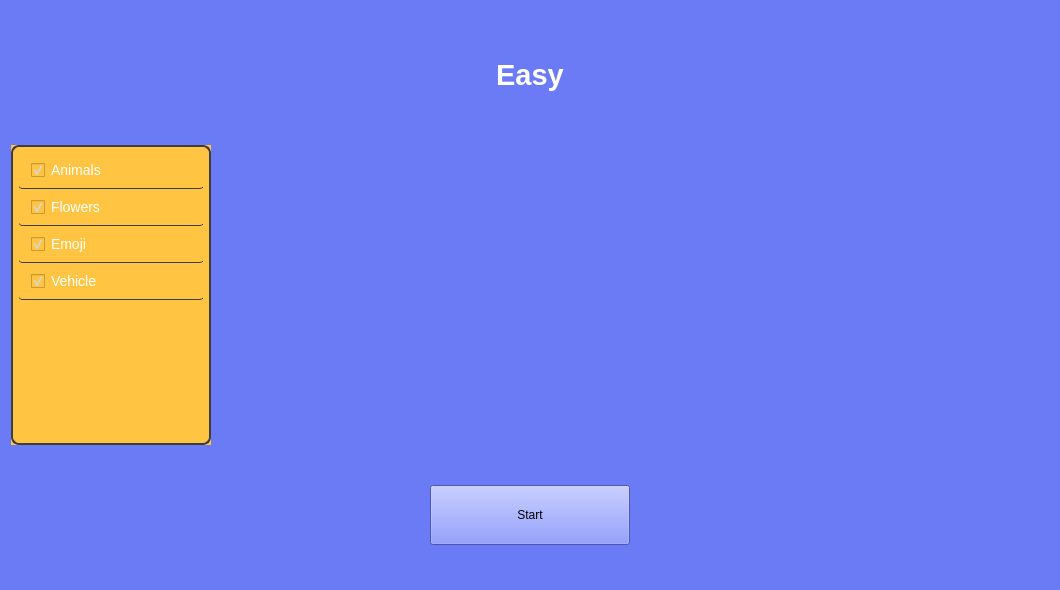
Qt form ui/startingScene.ui (alfphy/drawing_game) before a commit.
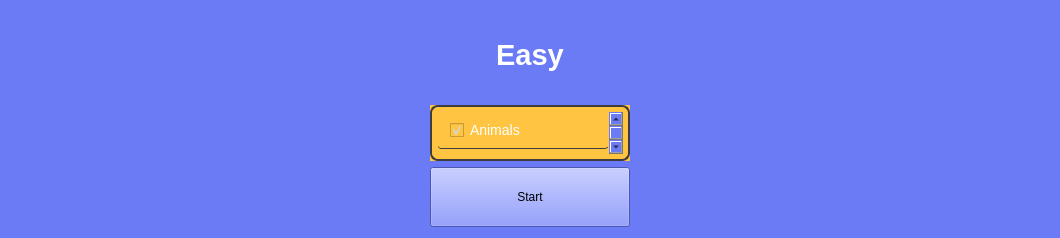
The same form after that commit. Icons and pictures are not drawn.

Diff of the .ui file:
```diff
--- a/ui/startingScene.ui
+++ b/ui/startingScene.ui
@@ -7,7 +7,7 @@
     <x>0</x>
     <y>0</y>
     <width>1060</width>
-    <height>590</height>
+    <height>238</height>
    </rect>
   </property>
   <property name="windowTitle">
@@ -25,7 +25,7 @@
   </property>
   <layout class="QVBoxLayout" name="verticalLayout">
    <item>
-    <widget class="QFrame" name="">
+    <widget class="QFrame" name="frame">
      <property name="styleSheet">
       <string notr="true">background-color: rgb(107, 122, 245);</string>
      </property>
@@ -71,7 +71,7 @@
    <item>
     <layout class="QHBoxLayout" name="horizontalLayout_2"/>
    </item>
-   <item>
+   <item alignment="Qt::AlignHCenter">
     <widget class="QListWidget" name="listwidget_categories">
      <property name="minimumSize">
       <size>
```
Left out of the diff: 2 changed lines with no effect on the pictures.
